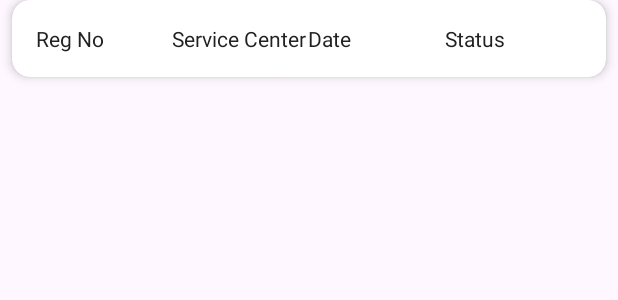
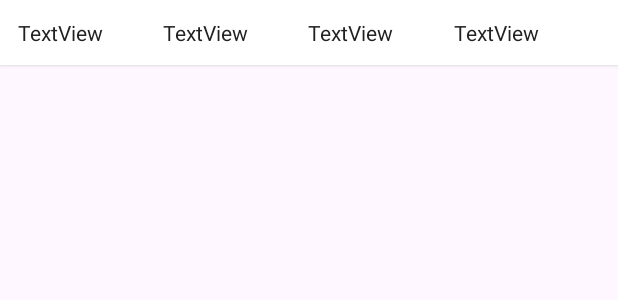
Before and after one commit to amilharshaq/Vehicle_History_Android, an Android app: the layout activity_custom4.xml on its own in the app's theme, with its tools: preview values and no code run, on a phone screen of 412 x 824 dp. Shown: the top 300 px of the screen. Run offline under Robolectric (Android 15) with nearby library versions, the phone set to English and light mode, and no system bars; network calls fail.

```diff
--- a/app/src/main/res/layout/activity_custom4.xml
+++ b/app/src/main/res/layout/activity_custom4.xml
@@ -1,66 +1,47 @@
 <?xml version="1.0" encoding="utf-8"?>
-<androidx.cardview.widget.CardView xmlns:android="http://schemas.android.com/apk/res/android"
-    xmlns:card_view="http://schemas.android.com/apk/res-auto"
-    android:layout_width="match_parent"
-    android:layout_height="wrap_content"
-    android:layout_marginBottom="8dp"
-    android:layout_marginStart="8dp"
-    android:layout_marginEnd="8dp"
-    card_view:cardCornerRadius="12dp"
-    card_view:cardElevation="4dp"
-    card_view:cardBackgroundColor="#FFFFFF"
-    android:foreground="?attr/selectableItemBackground">
-
-    <LinearLayout
+<LinearLayout xmlns:android="http://schemas.android.com/apk/res/android"
     android:layout_width="match_parent"
     android:layout_height="wrap_content"
     android:orientation="horizontal"
-        android:padding="16dp"
-        android:gravity="center_vertical"
-        android:baselineAligned="false">
+    android:padding="12dp"
+    android:background="@android:color/white"
+    android:layout_marginBottom="4dp"
+    android:elevation="2dp"
+    android:gravity="center_vertical">
 
     <TextView
         android:id="@+id/textView32"
         android:layout_width="0dp"
         android:layout_height="wrap_content"
         android:layout_weight="1"
-            android:text="Reg No"
+        android:text="TextView"
         android:textSize="14sp"
-            android:textColor="#212121"
-            android:maxLines="1"
-            android:ellipsize="end" />
+        android:textColor="#212121" />
 
     <TextView
         android:id="@+id/textView33"
         android:layout_width="0dp"
         android:layout_height="wrap_content"
         android:layout_weight="1"
-            android:text="Service Center"
+        android:text="TextView"
         android:textSize="14sp"
-            android:textColor="#212121"
-            android:maxLines="1"
-            android:ellipsize="end" />
+        android:textColor="#212121" />
 
     <TextView
         android:id="@+id/textView34"
         android:layout_width="0dp"
         android:layout_height="wrap_content"
         android:layout_weight="1"
-            android:text="Date"
+        android:text="TextView"
         android:textSize="14sp"
-            android:textColor="#212121"
-            android:maxLines="1"
-            android:ellipsize="end" />
+        android:textColor="#212121" />
 
     <TextView
         android:id="@+id/textView36"
         android:layout_width="0dp"
         android:layout_height="wrap_content"
         android:layout_weight="1"
-            android:text="Status"
+        android:text="TextView"
         android:textSize="14sp"
-            android:textColor="#212121"
-            android:maxLines="1"
-            android:ellipsize="end" />
+        android:textColor="#212121" />
 </LinearLayout>
-</androidx.cardview.widget.CardView>
```
Also changed, not shown: app/src/main/java/com/example/vehicle_history/Login.java (+2 -21 lines), app/src/main/java/com/example/vehicle_history/MainActivity.java (+11 -0 lines), app/src/main/java/com/example/vehicle_history/ProceedToBooking.java (+39 -25 lines), app/src/main/java/com/example/vehicle_history/ViewBookings.java (+100 -2 lines), app/src/main/res/layout/activity_view_bookings.xml (+9 -21 lines). Lines whose indentation alone changed are shown as unchanged.
